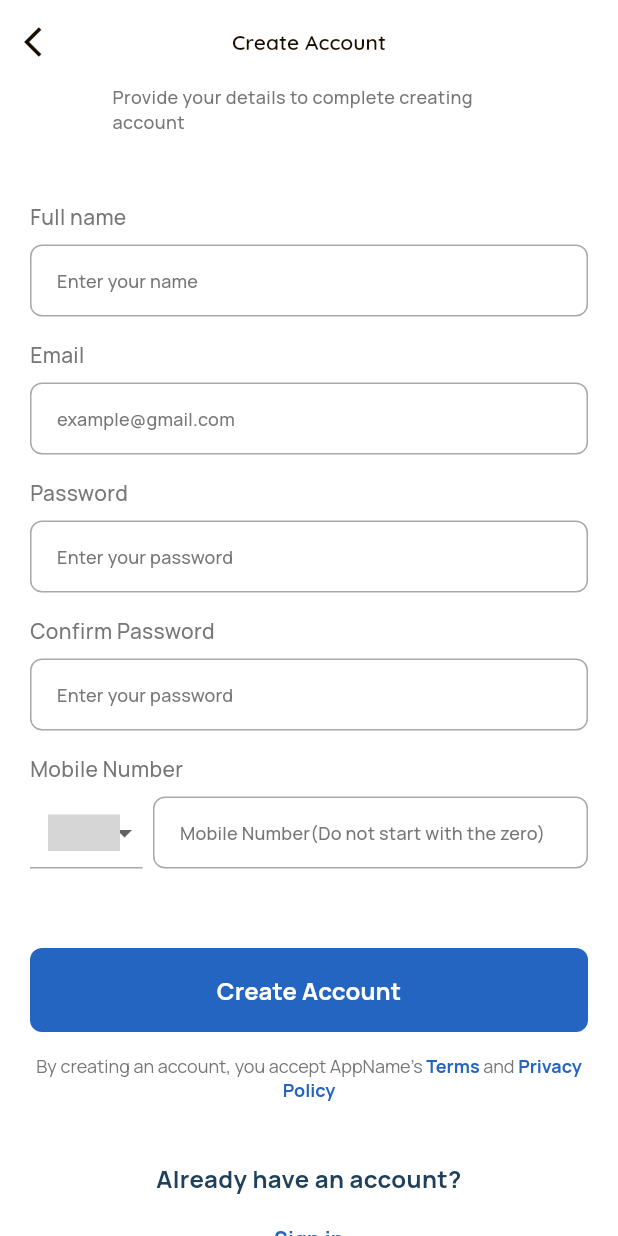
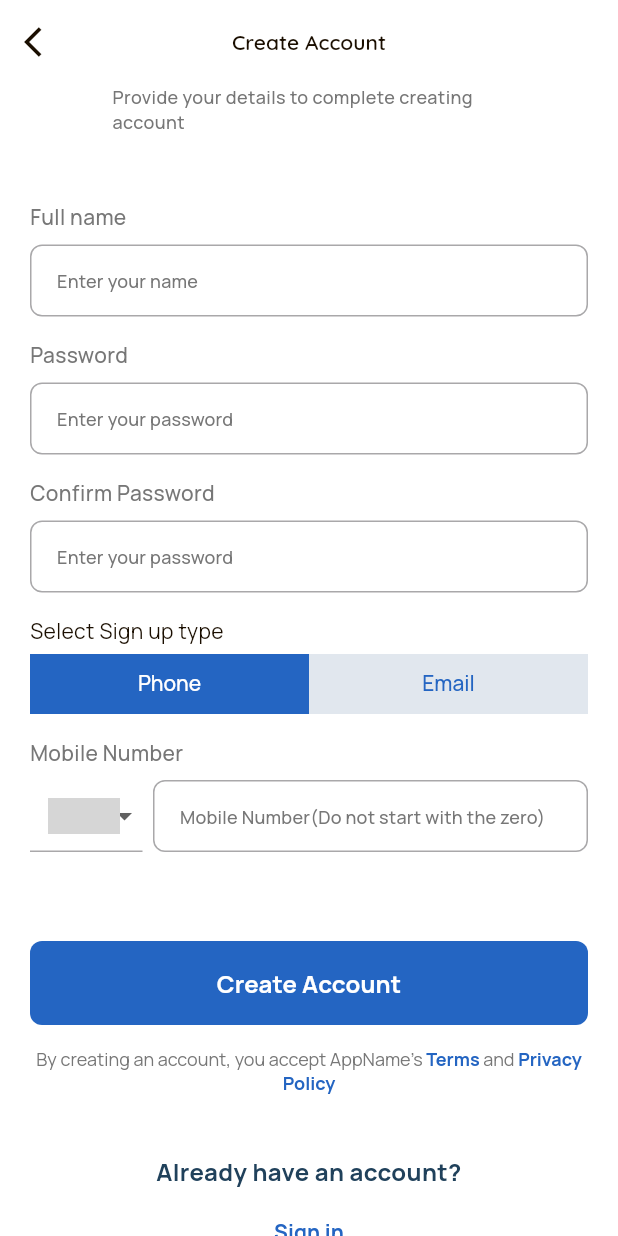
Before and after one commit to Darkeh1807/mobile, a Flutter app: the CreateAccountScreen screen opened directly, on a phone screen of 412 x 824 dp. Run offline on Flutter 3.47's test engine with Material 3 defaults, Android fonts, the phone set to English and light mode, and no system bars; our stand-ins replace bot_toast, dio, dotted_line, email_validator, file_picker, flutter_screenutil and 9 more; missing offline and left inert: flag, http_interceptor, mobile_scanner; accounts and stored records are empty; grey boxes are pictures that could not be loaded.

Commit message:
splitted signed up into two opetions

```diff
--- a/lib/config/url/url.dart
+++ b/lib/config/url/url.dart
@@ -1,6 +1,6 @@
 class Url {
   //All api url goes here
-  static String baseUrl = 'https://molidom.adjuma.io/api/v1';
+  static String baseUrl = 'https://molidom.adjuma.io/api/v2';
   static String authUrl = "$baseUrl/auth";
   static String busCompany = "$baseUrl/busCompany";
   static String assets = "$baseUrl/assets";
--- a/lib/screens/auth/create_account_screen.dart
+++ b/lib/screens/auth/create_account_screen.dart
@@ -42,7 +42,11 @@ class _CreateAccountScreenState extends State<CreateAccountScreen> {
   Widget build(BuildContext context) {
     final up = Provider.of<UserProvider>(context, listen: false);
     final tp = Provider.of<TokenProvider>(context, listen: false);
-    return SafeArea(
+
+    String selectedSignUpType = "";
+    return DefaultTabController(
+      length: 2,
+      child: SafeArea(
         child: Scaffold(
           appBar: AppBar(
             leading: InkWell(
@@ -72,7 +76,8 @@ class _CreateAccountScreenState extends State<CreateAccountScreen> {
                 children: [
                   Padding(
                     padding: EdgeInsets.symmetric(
-                      horizontal: MediaQuery.of(context).size.width * 50 / 375),
+                        horizontal:
+                            MediaQuery.of(context).size.width * 50 / 375),
                     child: Text(
                       "Provide your details to complete creating account",
                       style: GoogleFonts.manrope(
@@ -122,55 +127,6 @@ class _CreateAccountScreenState extends State<CreateAccountScreen> {
                           }
                           return null;
                         },
-                    ),
-                  ],
-                ),
-                addVerticalSpace(16),
-                Column(
-                  crossAxisAlignment: CrossAxisAlignment.start,
-                  children: [
-                    Text(
-                      'Email',
-                      style: GoogleFonts.manrope(
-                          fontSize: 14,
-                          fontWeight: FontWeight.w500,
-                          color: Palette.greyText),
-                    ),
-                    addVerticalSpace(8),
-                    TextFormField(
-                      controller: emailController,
-                      keyboardType: TextInputType.emailAddress,
-                      style: GoogleFonts.manrope(
-                          fontSize: 12,
-                          fontWeight: FontWeight.w500,
-                          color: Colors.black),
-                      decoration: InputDecoration(
-                        hintText: 'example@gmail.com',
-                        hintStyle: GoogleFonts.manrope(
-                          fontSize: 12,
-                          fontWeight: FontWeight.w500,
-                          color: Palette.greyText,
-                        ),
-                        contentPadding: const EdgeInsets.symmetric(
-                          horizontal: 18,
-                          vertical: 13,
-                        ),
-                        border: OutlineInputBorder(
-                          borderRadius: BorderRadius.circular(8),
-                          borderSide: const BorderSide(
-                            width: 2,
-                            color: Color(0xFFE1E7EE),
-                          ),
-                        ),
-                      ),
-                      // validator: (value) {
-                      //   if (value == null || value.isEmpty) {
-                      //     return 'email is required';
-                      //   } else if (!EmailValidator.validate(value)) {
-                      //     return 'Please enter a valid email';
-                      //   }
-                      //   return null;
-                      // },
                       ),
                     ],
                   ),
@@ -269,6 +225,39 @@ class _CreateAccountScreenState extends State<CreateAccountScreen> {
                     ],
                   ),
                   addVerticalSpace(16),
+                  Text(
+                    "Select Sign up type",
+                    style: GoogleFonts.manrope(),
+                  ),
+                  addVerticalSpace(5),
+                  Container(
+                    height: 40,
+                    width: 700,
+                    color: Palette.lightBorder,
+                    child: TabBar(
+                      indicator: const BoxDecoration(
+                        color: Palette.primaryColor,
+                      ),
+                      tabs: const [
+                        Tab(
+                          child: Text(
+                            "Phone",
+                          ),
+                        ),
+                        Tab(
+                          child: Text("Email"),
+                        ),
+                      ],
+                      labelColor: Colors.white,
+                      labelStyle: GoogleFonts.manrope(),
+                      unselectedLabelColor: Palette.primaryColor,
+                    ),
+                  ),
+                  addVerticalSpace(16),
+                  SizedBox(
+                    height: MediaQuery.of(context).size.height * 0.1,
+                    child: TabBarView(
+                      children: [
                         Column(
                           crossAxisAlignment: CrossAxisAlignment.start,
                           children: [
@@ -447,6 +436,59 @@ class _CreateAccountScreenState extends State<CreateAccountScreen> {
                                           fontSize: 12,
                                           fontWeight: FontWeight.w500,
                                           color: Palette.greyText),
+                                      contentPadding:
+                                          const EdgeInsets.symmetric(
+                                        horizontal: 18,
+                                        vertical: 13,
+                                      ),
+                                      border: OutlineInputBorder(
+                                        borderRadius: BorderRadius.circular(8),
+                                        borderSide: const BorderSide(
+                                          width: 2,
+                                          color: Color(0xFFE1E7EE),
+                                        ),
+                                      ),
+                                    ),
+                                    // validator: (value) {
+                                    //   if (value == null || value.isEmpty) {
+                                    //     return 'Phone number is required';
+                                    //   } else if (value.length >= 10) {
+                                    //     return "Enter phone number without the zero";
+                                    //   }
+
+                                    //   return null;
+                                    // },
+                                  ),
+                                ),
+                              ],
+                            ),
+                          ],
+                        ),
+                        Column(
+                          crossAxisAlignment: CrossAxisAlignment.start,
+                          children: [
+                            Text(
+                              'Email',
+                              style: GoogleFonts.manrope(
+                                  fontSize: 14,
+                                  fontWeight: FontWeight.w500,
+                                  color: Palette.greyText),
+                            ),
+                            addVerticalSpace(8),
+                            TextFormField(
+                              controller: emailController,
+                              keyboardType: TextInputType.emailAddress,
+                              style: GoogleFonts.manrope(
+                                  fontSize: 12,
+                                  fontWeight: FontWeight.w500,
+                                  color: Colors.black),
+                              decoration: InputDecoration(
+                                hintText: 'example@gmail.com',
+                                hintStyle: GoogleFonts.manrope(
+                                  fontSize: 12,
+                                  fontWeight: FontWeight.w500,
+                                  color: Palette.greyText,
+                                ),
                                 contentPadding: const EdgeInsets.symmetric(
                                   horizontal: 18,
                                   vertical: 13,
@@ -459,20 +501,19 @@ class _CreateAccountScreenState extends State<CreateAccountScreen> {
                                   ),
                                 ),
                               ),
-                            validator: (value) {
-                              if (value == null || value.isEmpty) {
-                                return 'Phone number is required';
-                              } else if (value.length >= 10) {
-                                return "Enter phone number without the zero";
-                              }
-
-                              return null;
-                            },
-                          ),
+                              // validator: (value) {
+                              //   if (value == null || value.isEmpty) {
+                              //     return 'email is required';
+                              //   } else if (!EmailValidator.validate(value)) {
+                              //     return 'Please enter a valid email';
+                              //   }
+                              //   return null;
+                              // },
                             ),
                           ],
                         ),
                       ],
+                    ),
                   ),
                   addVerticalSpace(53),
                   CustomPrimaryButton(
@@ -513,8 +554,10 @@ class _CreateAccountScreenState extends State<CreateAccountScreen> {
                               tp.setToken = token;
                               cancelLoader();
 
-                            nextScreenClosePrev(context,
-                                SlideLeftRoute(page: const OtpVerifyScreen()));
+                              nextScreenClosePrev(
+                                  context,
+                                  SlideLeftRoute(
+                                      page: const OtpVerifyScreen()));
                             }
                           } else {
                             cancelLoader();
@@ -530,27 +573,6 @@ class _CreateAccountScreenState extends State<CreateAccountScreen> {
                       }
                     },
                   ),
-                // Row(
-                //   mainAxisAlignment: MainAxisAlignment.center,
-                //   children: [
-                //     Checkbox(
-                //         value: _isChecked,
-                //         onChanged: (bool? value) {
-                //           setState(() {
-                //             _isChecked = value!;
-                //           });
-                //         }),
-                //     addHorizontalSpace(3),
-                //     const Text(
-                //       "Send me travel tips and promotions by email.",
-                //       style: TextStyle(
-                //         color: Palette.greyText,
-                //         fontSize: 12,
-                //         fontWeight: FontWeight.w400,
-                //       ),
-                //     ),
-                //   ],
-                // ),
                   addVerticalSpace(14),
                   Padding(
                     padding: const EdgeInsets.symmetric(horizontal: 40 / 375),
@@ -620,6 +642,7 @@ class _CreateAccountScreenState extends State<CreateAccountScreen> {
             ),
           ),
         ),
+      ),
     );
   }
 }
--- a/lib/screens/auth/otp_verify_screen.dart
+++ b/lib/screens/auth/otp_verify_screen.dart
@@ -162,8 +162,8 @@ class _OtpVerifyScreenState extends State<OtpVerifyScreen> {
                       ),
                       InkWell(
                         onTap: () async {
-                          _timeRemaining = 5 * 50;
-                          _startTimer();
+                          // _timeRemaining = 5 * 50;
+                          // _startTimer();
                           final token = tp.getToken;
                           final resp = await getFromServer(
                             '${Url.authUrl}/resendsms',
--- a/lib/screens/auth/signup_screen.dart
+++ b/lib/screens/auth/signup_screen.dart
@@ -151,7 +151,7 @@ class _SignUpScreenState extends State<SignUpScreen> {
                   mainAxisAlignment: MainAxisAlignment.center,
                   children: [
                     Text(
-                      "Continue with phone",
+                      "Continue to sign up",
                       style: GoogleFonts.manrope(
                           fontSize: 16,
                           fontWeight: FontWeight.w700,
--- a/lib/screens/home/app_home.dart
+++ b/lib/screens/home/app_home.dart
@@ -1,9 +1,7 @@
 // ignore_for_file: use_build_context_synchronously
-
 import 'package:bus_booking/config/theme/palette.dart';
 import 'package:bus_booking/provider/destination_provider.dart';
 import 'package:bus_booking/provider/origin_provider.dart';
-import 'package:bus_booking/provider/user_provider.dart';
 import 'package:bus_booking/route_transitions/pagesnavigator.dart';
 import 'package:bus_booking/route_transitions/route_transition_fade.dart';
 import 'package:bus_booking/screens/auth/signup_screen.dart';
--- a/lib/services/post_to_server.dart
+++ b/lib/services/post_to_server.dart
@@ -12,7 +12,6 @@ Future<String> postDataToServer(
     {String? authToken}) async {
   try {
     final url = Uri.parse(uri);
-     print(data);
     final response = await http.post(
       url,
       body: jsonEncode(data),
```
Also changed, not shown: lib/widgets/base/custom_signup_type_button.dart (added, +36 -0 lines). Lines whose indentation alone changed are shown as unchanged.
